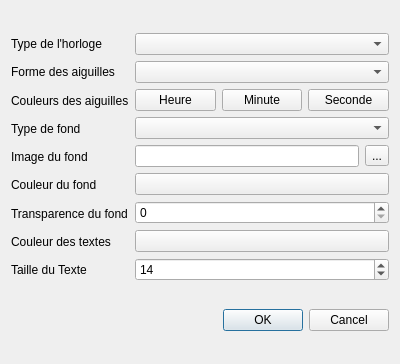
The window that Horloge_Analogique/affichage.ui (liberflos/HorlogeAnalogique) describes before a commit, drawn with Qt 5.
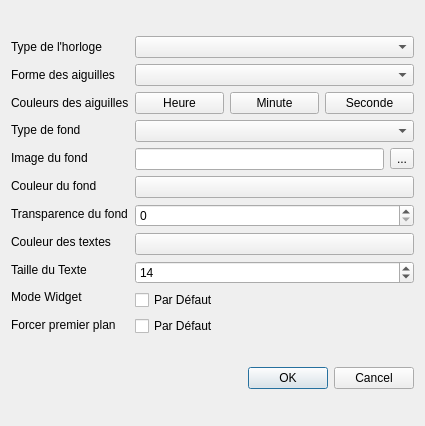
The same window after the commit.

Commit message: MAJ TODO mainwindow et affichage

```diff
--- a/Horloge_Analogique/affichage.ui
+++ b/Horloge_Analogique/affichage.ui
@@ -6,8 +6,8 @@
    <rect>
     <x>0</x>
     <y>0</y>
-    <width>400</width>
-    <height>364</height>
+    <width>425</width>
+    <height>426</height>
    </rect>
   </property>
   <property name="windowTitle">
@@ -81,6 +81,20 @@
          </property>
         </widget>
        </item>
+       <item>
+        <widget class="QLabel" name="labelMode">
+         <property name="text">
+          <string>Mode Widget</string>
+         </property>
+        </widget>
+       </item>
+       <item>
+        <widget class="QLabel" name="labelPosition">
+         <property name="text">
+          <string>Forcer premier plan</string>
+         </property>
+        </widget>
+       </item>
       </layout>
      </item>
      <item>
@@ -157,6 +171,20 @@
          </property>
         </widget>
        </item>
+       <item>
+        <widget class="QCheckBox" name="checkBoxMode">
+         <property name="text">
+          <string>Par Défaut</string>
+         </property>
+        </widget>
+       </item>
+       <item>
+        <widget class="QCheckBox" name="checkBoxPosition">
+         <property name="text">
+          <string>Par Défaut</string>
+         </property>
+        </widget>
+       </item>
       </layout>
      </item>
     </layout>
```
Left out of the diff: 2 changed lines with no effect on the pictures. The commit also changes 2 other files.
